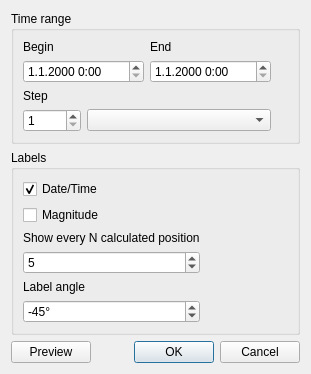
The window that cobjtracking.ui (PavelMr/skytechx) describes before a commit, drawn with Qt 5.
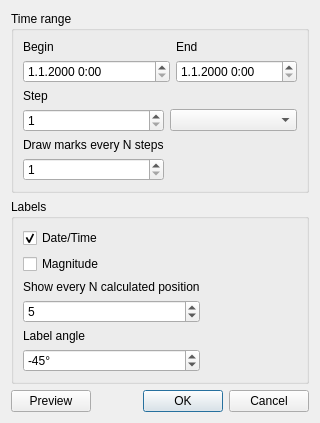
The same window after the commit.

```diff
--- a/cobjtracking.ui
+++ b/cobjtracking.ui
@@ -7,7 +7,7 @@
     <x>0</x>
     <y>0</y>
     <width>311</width>
-    <height>349</height>
+    <height>394</height>
    </rect>
   </property>
   <property name="windowTitle">
@@ -123,6 +123,23 @@
           </property>
          </spacer>
         </item>
+        <item row="6" column="0">
+         <widget class="QSpinBox" name="spinBox_4">
+          <property name="minimum">
+           <number>1</number>
+          </property>
+          <property name="maximum">
+           <number>999</number>
+          </property>
+         </widget>
+        </item>
+        <item row="5" column="0">
+         <widget class="QLabel" name="label_6">
+          <property name="text">
+           <string>Draw marks every N steps</string>
+          </property>
+         </widget>
+        </item>
        </layout>
       </widget>
      </item>
```
Left out of the diff: 46 changed lines with no effect on the pictures.
